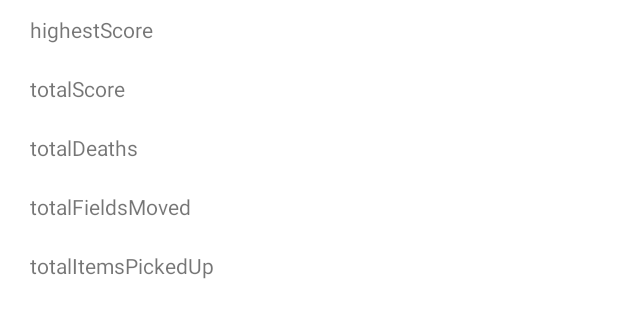
After one commit to Imperius0299/Project_Mobile_Systeme, an Android app: the layout playerstats.xml on its own in the app's theme, with its tools: preview values and no code run, on a phone screen of 412 x 824 dp. The commit adds this screen. Shown: the top 318 px of the screen. Run offline under Robolectric (Android 15) with nearby library versions, the light colour scheme and no system bars.

```diff
--- a/app/src/main/java/com/example/projectsnakereloaded/MainMenuFragment.java
+++ b/app/src/main/java/com/example/projectsnakereloaded/MainMenuFragment.java
@@ -26,6 +26,8 @@ public class MainMenuFragment extends Fragment implements View.OnClickListener {
         void onPlayButtonClicked();
 
         void onSettingsButtonClicked();
+
+        void onPlayerstatsButtonClicked();
 
         // TODO: Add Stats Button
     }
@@ -79,6 +81,9 @@ public class MainMenuFragment extends Fragment implements View.OnClickListener {
             case R.id.buttonAchievements:
                 listener.onShowAchievementsRequested();
                 break;
+            case R.id.buttonPlayerStats:
+                listener.onPlayerstatsButtonClicked();
+                break;
             case R.id.buttonPlay:
                 listener.onPlayButtonClicked();
                 break;
--- a/app/src/main/java/com/example/projectsnakereloaded/Sketch.java
+++ b/app/src/main/java/com/example/projectsnakereloaded/Sketch.java
@@ -101,7 +101,7 @@ public class Sketch extends PApplet {
         obstacleImage = loadImage("snake_brick.png");
         foodImage = loadImage("snake_apple.png");
         snakeImage = loadImage("snake_block.png");
-        backgroundImage = loadImage("background_image.png");
+        backgroundImage = loadImage("background_image_stone.png");
         gameoverImage = loadImage("gameover_background.png");
 
         System.out.println(dataPath(""));
@@ -359,7 +359,7 @@ public class Sketch extends PApplet {
         tSizeHelper = (min(displayHeight, displayWidth)/25);
         textSize(tSizeHelper);
 
-        float scoreCoordinateX = (float) (width/7.5);
+        float scoreCoordinateX = width/2;
         float scoreCoordinateY = height/60;
 
         fill(0,0,0);
--- /dev/null
+++ b/app/src/main/res/layout/playerstats.xml
@@ -0,0 +1,71 @@
+<?xml version="1.0" encoding="utf-8"?>
+<LinearLayout xmlns:android="http://schemas.android.com/apk/res/android"
+    android:layout_width="match_parent"
+    android:layout_height="match_parent"
+    android:orientation="vertical">
+
+    <TableRow
+        android:layout_width="match_parent"
+        android:layout_height="wrap_content">
+
+        <TextView
+            android:id="@+id/highestScore"
+            android:layout_width="wrap_content"
+            android:layout_height="wrap_content"
+            android:layout_marginHorizontal="20dp"
+            android:layout_marginVertical="10dp"
+            android:text="highestScore" />
+    </TableRow>
+
+    <TableRow
+        android:layout_width="match_parent"
+        android:layout_height="wrap_content" >
+
+        <TextView
+            android:id="@+id/totalScore"
+            android:layout_width="wrap_content"
+            android:layout_height="wrap_content"
+            android:layout_marginHorizontal="20dp"
+            android:layout_marginVertical="10dp"
+            android:text="totalScore" />
+    </TableRow>
+
+    <TableRow
+        android:layout_width="match_parent"
+        android:layout_height="wrap_content" >
+
+        <TextView
+            android:id="@+id/totalDeaths"
+            android:layout_width="wrap_content"
+            android:layout_height="wrap_content"
+            android:layout_marginHorizontal="20dp"
+            android:layout_marginVertical="10dp"
+            android:text="totalDeaths" />
+    </TableRow>
+
+    <TableRow
+        android:layout_width="match_parent"
+        android:layout_height="wrap_content" >
+
+        <TextView
+            android:id="@+id/totalFieldsMoved"
+            android:layout_width="wrap_content"
+            android:layout_height="wrap_content"
+            android:layout_marginHorizontal="20dp"
+            android:layout_marginVertical="10dp"
+            android:text="totalFieldsMoved" />
+    </TableRow>
+
+    <TableRow
+        android:layout_width="match_parent"
+        android:layout_height="wrap_content" >
+
+        <TextView
+            android:id="@+id/totalItemsPickedUp"
+            android:layout_width="wrap_content"
+            android:layout_height="wrap_content"
+            android:layout_marginHorizontal="20dp"
+            android:layout_marginVertical="10dp"
+            android:text="totalItemsPickedUp" />
+    </TableRow>
+</LinearLayout>
```
Also changed, not shown: app/src/main/java/com/example/projectsnakereloaded/MainActivity.java (+34 -0 lines), app/src/main/assets/background_image_stone.png (added), app/src/main/assets/item_speeddown.png (added), app/src/main/assets/item_speedup.png (added), app/src/main/assets/item_stern.png (added), app/src/main/assets/snake_brick.png, app/src/main/assets/snake_brick_backup.png (added), app/src/main/assets/snake_lemon.png (added), app/src/main/assets/snake_peach.png (added).
